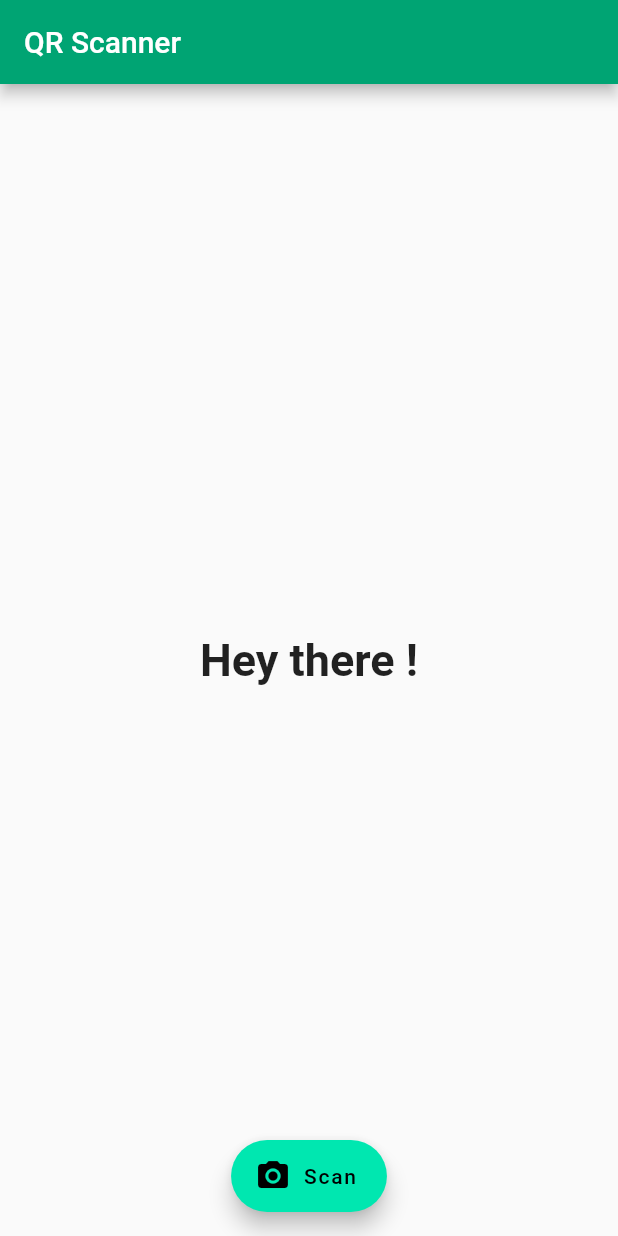
After one commit to CoppellCoders/MyAllergy, a Flutter app: the ScanPage screen opened directly, after a tap on "Scan", on a phone screen of 412 x 824 dp. The commit adds this screen. Run offline on Flutter 3.47's test engine with Material 2 defaults, Android fonts, the phone set to English and light mode, and no system bars; our stand-ins replace geolocator, page_indicator, percent_indicator; missing offline and left inert: barcode_scan; network calls fail.

Commit message:
scanner working

```diff
--- a/lib/allergy_list.dart
+++ b/lib/allergy_list.dart
@@ -13,6 +13,8 @@ class AllergyList extends StatefulWidget {
 
 class AllergyListState extends State<AllergyList> {
   List data;
+
+
 
   @override
   Widget build(BuildContext context) {
--- a/lib/holder.dart
+++ b/lib/holder.dart
@@ -2,6 +2,7 @@ import 'package:flutter/material.dart';
 import 'package:myallergy/add_alergy.dart';
 import 'package:myallergy/allergy_list.dart';
 import 'package:myallergy/Pollen.dart';
+import 'package:myallergy/scan.dart';
 class Hold extends StatefulWidget {
   @override
   HoldState createState() {
@@ -43,7 +44,7 @@ class HoldState extends State<Hold> {
           PollenPage(),
           PollenPage(),
           AllergyList(),
-          PollenPage(),
+          ScanPage(),
         ],
       ),
     );
--- /dev/null
+++ b/lib/scan.dart
@@ -0,0 +1,124 @@
+import 'dart:async';
+
+import 'package:flutter/material.dart';
+import 'package:barcode_scan/barcode_scan.dart';
+import 'package:flutter/services.dart';
+import 'package:http/http.dart';
+import 'dart:convert';
+import 'package:path_provider/path_provider.dart';
+import 'dart:io';
+
+class ScanPage extends StatefulWidget {
+  @override
+  ScanPageState createState() => new ScanPageState();
+}
+
+class ScanPageState extends State<ScanPage> {
+  List data;
+  String result = "Hey there !";
+  _makeGetRequest(upc) async {
+    // make request
+    Response response = await get(
+        'http://35.193.202.40?upc=${upc}');
+
+    // sample info available in response
+    int statusCode = response.statusCode;
+    Map<String, String> headers = response.headers;
+    String contentType = headers['content-type'];
+    //String json = response.body;
+    //print(json);
+    print(response.body);
+    var responseJson = json.decode(response.body);
+    print(responseJson);
+    await readCounter();
+    List items = responseJson['ing'].toString().split(",");
+    List probs = new List();
+    for (var item in items){
+      for(var a in data){
+        print(item.toString().toLowerCase().trim() + " " + a.toString().split(":")[0].trim().toLowerCase());
+        if(item.toString().toLowerCase().trim()==a.toString().split(":")[0].trim().toLowerCase()){
+          probs.add(item.toString());
+        }
+      }
+    }
+    setState(() {
+      result = probs.length == 0 ? "Safe to eat" : probs.toString();
+    });
+
+    // TODO convert json to object...
+
+  }
+  Future<int> readCounter() async {
+    print('Counter being called');
+    try {
+      final file = await _localFile;
+
+      // Read the file
+      String contents = await file.readAsString();
+      print('data '+ contents);
+      data = contents.substring(0, contents.length-1).split(";");
+      print(data);
+    } catch (e) {
+      print(e);
+      // If encountering an error, return 0
+      return 0;
+    }
+  }
+
+  Future<File> get _localFile async {
+    final path = await _localPath;
+    return File('$path/data.txt');
+  }
+
+  Future<String> get _localPath async {
+    final directory = await getApplicationDocumentsDirectory();
+
+    return directory.path;
+  }
+  Future _scanQR() async {
+    try {
+      String qrResult = await BarcodeScanner.scan();
+      _makeGetRequest(qrResult);
+
+    } on PlatformException catch (ex) {
+      if (ex.code == BarcodeScanner.CameraAccessDenied) {
+        setState(() {
+          result = "Camera permission was denied";
+        });
+      } else {
+        setState(() {
+          result = "Unknown Error $ex";
+        });
+      }
+    } on FormatException {
+      setState(() {
+        result = "You pressed the back button before scanning anything";
+      });
+    } catch (ex) {
+      setState(() {
+        result = "Unknown Error $ex";
+      });
+    }
+  }
+
+  @override
+  Widget build(BuildContext context) {
+    return Scaffold(
+      appBar: AppBar(
+        title: Text("QR Scanner"),
+      ),
+      body: Center(
+        child: Text(
+          result,
+          style: new TextStyle(fontSize: 30.0, fontWeight: FontWeight.bold),
+        ),
+      ),
+      floatingActionButton: FloatingActionButton.extended(
+        icon: Icon(Icons.camera_alt),
+        label: Text("Scan"),
+        onPressed: _scanQR,
+      ),
+      floatingActionButtonLocation: FloatingActionButtonLocation.centerFloat,
+    );
+  }
+}
--- a/pubspec.yaml
+++ b/pubspec.yaml
@@ -24,6 +24,9 @@ dependencies:
   path_provider: 0.5.0
   http: ^0.12.0+2
   location: 2.3.3
+  geolocator: ^3.0.1
+  barcode_scan: ^1.0.0
+
 
   # The following adds the Cupertino Icons font to your application.
   # Use with the CupertinoIcons class for iOS style icons.
```
Also changed, not shown: lib/Pollen.dart (+14 -5 lines), pubspec.lock, 2 other files.
